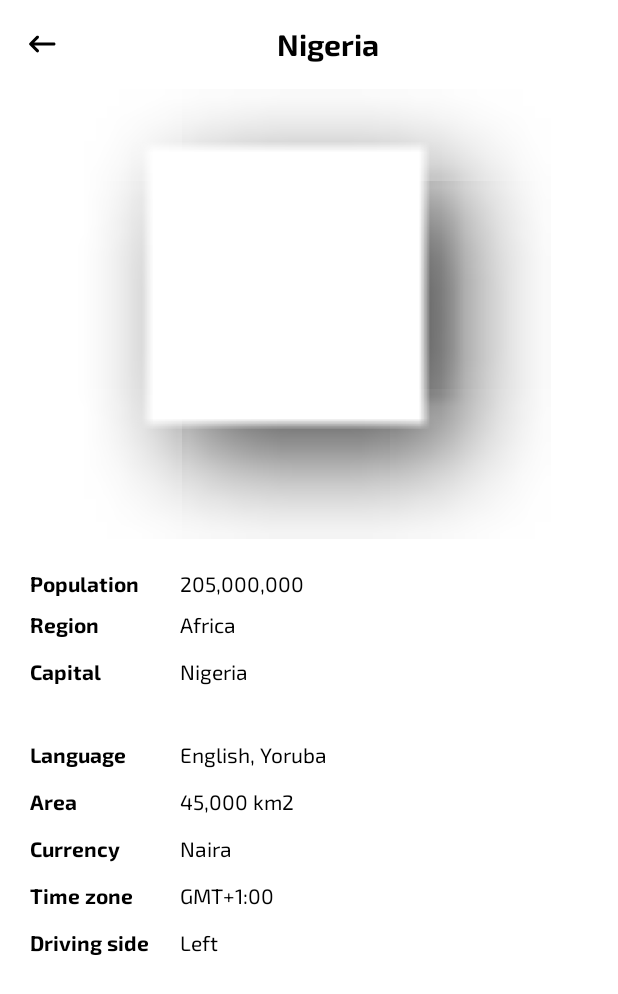
After one commit to LeMonaStudio/GlobeSurfer, an Android app: the layout fragment_details.xml on its own in the app's theme, with its tools: preview values and no code run, on a phone screen of 412 x 824 dp. The commit adds this screen. Shown: the top 994 px of the screen. Run offline under Robolectric (Android 15) with nearby library versions, the phone set to English and light mode, and no system bars.

Commit message:
SearchFragment connected to DetailsFragment and onClick listener implemented in the Country list recyclerView. XMl prepared for the Language dialog layout.

```diff
--- a/app/src/main/java/com/nativecitizens/globesurfer/model/SearchViewModel.kt
+++ b/app/src/main/java/com/nativecitizens/globesurfer/model/SearchViewModel.kt
@@ -113,7 +113,7 @@ class SearchViewModel @Inject constructor(
         if (searchString.isNotEmpty()){
             val newList: MutableList<Country> = mutableListOf()
             countryList.forEach {
-                if (it.name.startsWith(searchString, true)){
+                if (it.name?.startsWith(searchString, true) == true){
                     newList.add(it)
                 }
             }
--- /dev/null
+++ b/app/src/main/res/drawable/ic_back.xml
@@ -0,0 +1,5 @@
+<vector android:autoMirrored="true" android:height="24dp"
+    android:tint="#000000" android:viewportHeight="24"
+    android:viewportWidth="24" android:width="24dp" xmlns:android="http://schemas.android.com/apk/res/android">
+    <path android:fillColor="@android:color/white" android:pathData="M20,11H6.83l2.88,-2.88c0.39,-0.39 0.39,-1.02 0,-1.41 -0.39,-0.39 -1.02,-0.39 -1.41,0L3.71,11.3c-0.39,0.39 -0.39,1.02 0,1.41L8.3,17.3c0.39,0.39 1.02,0.39 1.41,0 0.39,-0.39 0.39,-1.02 0,-1.41L6.83,13H20c0.55,0 1,-0.45 1,-1s-0.45,-1 -1,-1z"/>
+</vector>
--- /dev/null
+++ b/app/src/main/res/layout/fragment_details.xml
@@ -0,0 +1,230 @@
+<?xml version="1.0" encoding="utf-8"?>
+<layout xmlns:android="http://schemas.android.com/apk/res/android"
+    xmlns:tools="http://schemas.android.com/tools"
+    xmlns:app="http://schemas.android.com/apk/res-auto">
+
+    <data>
+
+    </data>
+
+    <ScrollView
+        tools:context=".ui.DetailsFragment"
+        android:layout_width="match_parent"
+        android:layout_height="wrap_content">
+
+        <androidx.appcompat.widget.LinearLayoutCompat
+            android:layout_width="match_parent"
+            android:layout_height="wrap_content"
+            android:orientation="vertical">
+
+            <TextView
+                android:layout_width="match_parent"
+                android:layout_height="wrap_content"
+                android:id="@+id/country_name"
+                android:layout_gravity="center"
+                android:padding="16dp"
+                android:layout_weight="1"
+                android:textSize="20sp"
+                android:textColor="?attr/colorOnBackground"
+                android:fontFamily="@font/exo_2_bold"
+                android:gravity="center"
+                tools:text="Nigeria"
+                app:drawableTint="?attr/colorOnBackground"
+                app:drawableStartCompat="@drawable/ic_back" />
+
+            <com.google.android.material.imageview.ShapeableImageView
+                android:layout_width="match_parent"
+                android:layout_height="300dp"
+                android:layout_marginStart="24dp"
+                android:layout_marginEnd="24dp"
+                android:id="@+id/country_flag"
+                tools:src="@android:drawable/picture_frame"/>
+
+            <androidx.appcompat.widget.LinearLayoutCompat
+                android:layout_width="match_parent"
+                android:layout_height="wrap_content"
+                android:layout_marginStart="16dp"
+                android:layout_marginEnd="16dp"
+                android:layout_marginTop="16dp"
+                android:padding="4dp"
+                android:orientation="horizontal">
+                <com.google.android.material.textview.MaterialTextView
+                    android:layout_width="100dp"
+                    android:layout_height="wrap_content"
+                    android:textColor="?attr/colorOnBackground"
+                    android:fontFamily="@font/exo_2_bold"
+                    android:text="@string/population_label"/>
+                <com.google.android.material.textview.MaterialTextView
+                    android:layout_width="wrap_content"
+                    android:layout_height="wrap_content"
+                    android:textColor="?attr/colorOnBackground"
+                    android:fontFamily="@font/exo_2"
+                    android:id="@+id/population"
+                    tools:text="205,000,000"/>
+            </androidx.appcompat.widget.LinearLayoutCompat>
+
+            <androidx.appcompat.widget.LinearLayoutCompat
+                android:layout_width="match_parent"
+                android:layout_height="wrap_content"
+                android:layout_marginStart="16dp"
+                android:layout_marginEnd="16dp"
+                android:layout_marginBottom="4dp"
+                android:padding="4dp"
+                android:orientation="horizontal">
+                <com.google.android.material.textview.MaterialTextView
+                    android:layout_width="100dp"
+                    android:layout_height="wrap_content"
+                    android:textColor="?attr/colorOnBackground"
+                    android:fontFamily="@font/exo_2_bold"
+                    android:text="@string/region_label"/>
+                <com.google.android.material.textview.MaterialTextView
+                    android:layout_width="wrap_content"
+                    android:layout_height="wrap_content"
+                    android:textColor="?attr/colorOnBackground"
+                    android:fontFamily="@font/exo_2"
+                    android:id="@+id/continent"
+                    tools:text="Africa"/>
+            </androidx.appcompat.widget.LinearLayoutCompat>
+
+            <androidx.appcompat.widget.LinearLayoutCompat
+                android:layout_width="match_parent"
+                android:layout_height="wrap_content"
+                android:layout_marginStart="16dp"
+                android:layout_marginEnd="16dp"
+                android:layout_marginBottom="4dp"
+                android:padding="4dp"
+                android:orientation="horizontal">
+                <com.google.android.material.textview.MaterialTextView
+                    android:layout_width="100dp"
+                    android:layout_height="wrap_content"
+                    android:textColor="?attr/colorOnBackground"
+                    android:fontFamily="@font/exo_2_bold"
+                    android:text="@string/capital_label"/>
+                <com.google.android.material.textview.MaterialTextView
+                    android:layout_width="wrap_content"
+                    android:layout_height="wrap_content"
+                    android:textColor="?attr/colorOnBackground"
+                    android:fontFamily="@font/exo_2"
+                    android:id="@+id/capital"
+                    tools:text="Nigeria"/>
+            </androidx.appcompat.widget.LinearLayoutCompat>
+
+            <androidx.appcompat.widget.LinearLayoutCompat
+                android:layout_width="match_parent"
+                android:layout_height="wrap_content"
+                android:layout_marginStart="16dp"
+                android:layout_marginEnd="16dp"
+                android:layout_marginTop="24dp"
+                android:layout_marginBottom="4dp"
+                android:padding="4dp"
+                android:orientation="horizontal">
+                <com.google.android.material.textview.MaterialTextView
+                    android:layout_width="100dp"
+                    android:layout_height="wrap_content"
+                    android:textColor="?attr/colorOnBackground"
+                    android:fontFamily="@font/exo_2_bold"
+                    android:text="@string/language_label"/>
+                <com.google.android.material.textview.MaterialTextView
+                    android:layout_width="wrap_content"
+                    android:layout_height="wrap_content"
+                    android:textColor="?attr/colorOnBackground"
+                    android:fontFamily="@font/exo_2"
+                    android:id="@+id/language"
+                    tools:text="English, Yoruba"/>
+            </androidx.appcompat.widget.LinearLayoutCompat>
+
+            <androidx.appcompat.widget.LinearLayoutCompat
+                android:layout_width="match_parent"
+                android:layout_height="wrap_content"
+                android:layout_marginStart="16dp"
+                android:layout_marginEnd="16dp"
+                android:layout_marginBottom="4dp"
+                android:padding="4dp"
+                android:orientation="horizontal">
+                <com.google.android.material.textview.MaterialTextView
+                    android:layout_width="100dp"
+                    android:layout_height="wrap_content"
+                    android:textColor="?attr/colorOnBackground"
+                    android:fontFamily="@font/exo_2_bold"
+                    android:text="@string/area_label"/>
+                <com.google.android.material.textview.MaterialTextView
+                    android:layout_width="wrap_content"
+                    android:layout_height="wrap_content"
+                    android:id="@+id/area"
+                    android:textColor="?attr/colorOnBackground"
+                    android:fontFamily="@font/exo_2"
+                    tools:text="45,000 km2"/>
+            </androidx.appcompat.widget.LinearLayoutCompat>
+
+            <androidx.appcompat.widget.LinearLayoutCompat
+                android:layout_width="match_parent"
+                android:layout_height="wrap_content"
+                android:layout_marginStart="16dp"
+                android:layout_marginEnd="16dp"
+                android:layout_marginBottom="4dp"
+                android:padding="4dp"
+                android:orientation="horizontal">
+                <com.google.android.material.textview.MaterialTextView
+                    android:layout_width="100dp"
+                    android:layout_height="wrap_content"
+                    android:textColor="?attr/colorOnBackground"
+                    android:fontFamily="@font/exo_2_bold"
+                    android:text="@string/currency_label"/>
+                <com.google.android.material.textview.MaterialTextView
+                    android:layout_width="wrap_content"
+                    android:layout_height="wrap_content"
+                    android:id="@+id/currency"
+                    android:textColor="?attr/colorOnBackground"
+                    android:fontFamily="@font/exo_2"
+                    tools:text="Naira"/>
+            </androidx.appcompat.widget.LinearLayoutCompat>
+
+            <androidx.appcompat.widget.LinearLayoutCompat
+                android:layout_width="match_parent"
+                android:layout_height="wrap_content"
+                android:layout_marginStart="16dp"
+                android:layout_marginEnd="16dp"
+                android:layout_marginBottom="4dp"
+                android:padding="4dp"
+                android:orientation="horizontal">
+                <com.google.android.material.textview.MaterialTextView
+                    android:layout_width="100dp"
+                    android:layout_height="wrap_content"
+                    android:textColor="?attr/colorOnBackground"
+                    android:fontFamily="@font/exo_2_bold"
+                    android:text="@string/time_zone_label"/>
+                <com.google.android.material.textview.MaterialTextView
+                    android:layout_width="wrap_content"
+                    android:layout_height="wrap_content"
+                    android:id="@+id/time_zone"
+                    android:textColor="?attr/colorOnBackground"
+                    android:fontFamily="@font/exo_2"
+                    tools:text="GMT+1:00"/>
+            </androidx.appcompat.widget.LinearLayoutCompat>
+
+            <androidx.appcompat.widget.LinearLayoutCompat
+                android:layout_width="match_parent"
+                android:layout_height="wrap_content"
+                android:layout_marginStart="16dp"
+                android:layout_marginEnd="16dp"
+                android:layout_marginBottom="4dp"
+                android:padding="4dp"
+                android:orientation="horizontal">
+                <com.google.android.material.textview.MaterialTextView
+                    android:layout_width="100dp"
+                    android:layout_height="wrap_content"
+                    android:textColor="?attr/colorOnBackground"
+                    android:fontFamily="@font/exo_2_bold"
+                    android:text="@string/driving_side_label"/>
+                <com.google.android.material.textview.MaterialTextView
+                    android:layout_width="wrap_content"
+                    android:layout_height="wrap_content"
+                    android:id="@+id/driving_side"
+                    android:textColor="?attr/colorOnBackground"
+                    android:fontFamily="@font/exo_2"
+                    tools:text="Left"/>
+            </androidx.appcompat.widget.LinearLayoutCompat>
+
+        </androidx.appcompat.widget.LinearLayoutCompat>
+    </ScrollView>
+</layout>
--- a/app/src/main/res/layout/fragment_search.xml
+++ b/app/src/main/res/layout/fragment_search.xml
@@ -61,7 +61,6 @@
                 <androidx.appcompat.widget.AppCompatEditText
                     android:layout_width="match_parent"
                     android:layout_height="wrap_content"
-                    android:layout_gravity="center"
                     android:gravity="center"
                     android:id="@+id/search_box"
                     android:textSize="18sp"
--- a/app/src/main/res/values/strings.xml
+++ b/app/src/main/res/values/strings.xml
@@ -4,4 +4,26 @@
     <string name="hello_blank_fragment">Hello blank fragment</string>
     <string name="search_hint">Search</string>
     <string name="filter_btn_text">Filter</string>
+    <string name="population_label">Population</string>
+    <string name="region_label">Region</string>
+    <string name="capital_label">Capital</string>
+    <string name="language_label">Language</string>
+    <string name="area_label">Area</string>
+    <string name="currency_label">Currency</string>
+    <string name="time_zone_label">Time zone</string>
+    <string name="driving_side_label">Driving side</string>
+    <string name="languages_label">Languages</string>
+
+
+    <string-array name="language_list">
+        <item>English:en</item>
+        <item>German:deu</item>
+        <item>Chinese:zho</item>
+        <item>Turkish:tur</item>
+        <item>Spanish:spa</item>
+        <item>Russian:rus</item>
+        <item>Korean:kor</item>
+        <item>Japan:jpn</item>
+        <item>Arabic:ara</item>
+    </string-array>
 </resources>
```
Also changed, not shown: app/src/main/java/com/nativecitizens/globesurfer/adapters/CountryInitialListAdapter.kt (+6 -3 lines), app/src/main/java/com/nativecitizens/globesurfer/adapters/CountryListAdapter.kt (+7 -1 lines), app/src/main/java/com/nativecitizens/globesurfer/model/Country.kt (+59 -8 lines), app/src/main/java/com/nativecitizens/globesurfer/ui/DetailsFragment.kt (added, +63 -0 lines), app/src/main/java/com/nativecitizens/globesurfer/ui/SearchFragment.kt (+9 -3 lines), app/src/main/java/com/nativecitizens/globesurfer/ui/dialogs/DialogLanguage.kt (added, +29 -0 lines), app/src/main/res/layout/display_language_list.xml (added, +27 -0 lines), app/src/main/res/layout/fragment_dialog_language.xml (added, +39 -0 lines), app/src/main/res/navigation/nav_graph.xml (+22 -1 lines), 1 other file.
